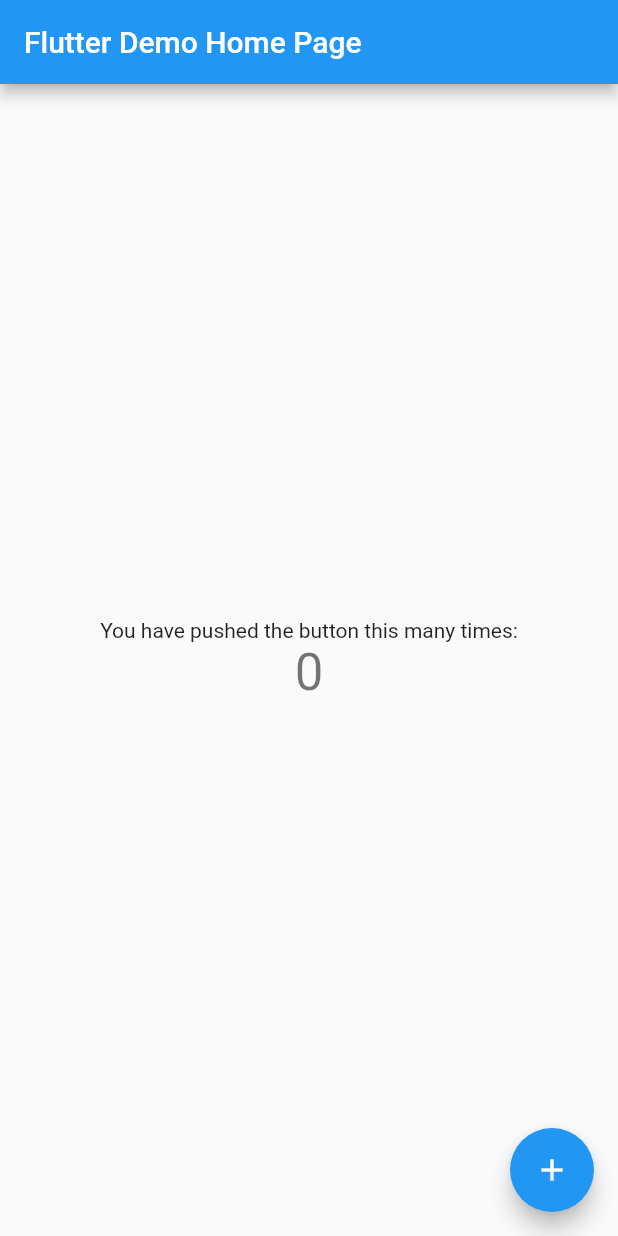
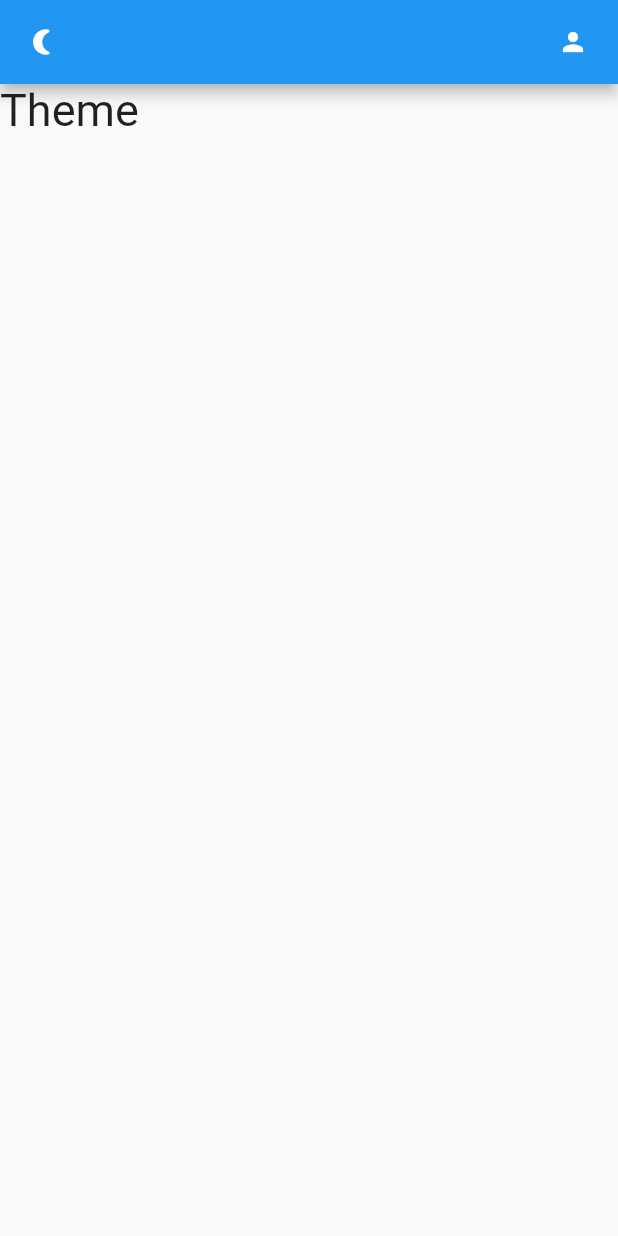
Before and after one commit to dechanelD/agenda, a Flutter app: the screen it shows after launch, on a phone screen of 412 x 824 dp. Run offline on Flutter 3.47's test engine with Material 2 defaults, Android fonts, the phone set to English and light mode, and no system bars; our stand-ins replace flutter_local_notifications, get, get_storage.

Commit message:
header, dark and light theme

```diff
--- a/lib/main.dart
+++ b/lib/main.dart
@@ -1,6 +1,13 @@
+import 'package:agenda/services/theme_service.dart';
+import 'package:agenda/ui/home_page.dart';
+import 'package:agenda/ui/theme.dart';
 import 'package:flutter/material.dart';
+import 'package:get/get_navigation/src/root/get_material_app.dart';
+import 'package:get_storage/get_storage.dart';
 
-void main() {
+Future<void> main() async {
+  WidgetsFlutterBinding.ensureInitialized();
+  await GetStorage.init();
   runApp(const MyApp());
 }
 
@@ -10,106 +17,13 @@ class MyApp extends StatelessWidget {
   // This widget is the root of your application.
   @override
   Widget build(BuildContext context) {
-    return MaterialApp(
+    return GetMaterialApp(
+      debugShowCheckedModeBanner: false,
       title: 'Flutter Demo',
-      theme: ThemeData(
-        // This is the theme of your application.
-        //
-        // Try running your application with "flutter run". You'll see the
-        // application has a blue toolbar. Then, without quitting the app, try
-        // changing the primarySwatch below to Colors.green and then invoke
-        // "hot reload" (press "r" in the console where you ran "flutter run",
-        // or simply save your changes to "hot reload" in a Flutter IDE).
-        // Notice that the counter didn't reset back to zero; the application
-        // is not restarted.
-        primarySwatch: Colors.blue,
-      ),
-      home: const MyHomePage(title: 'Flutter Demo Home Page'),
+      theme: Themes.light,
+      darkTheme: Themes.dark,
+      themeMode: ThemeService().theme,
+      home: HomePage(),
     );
   }
 }
-
-class MyHomePage extends StatefulWidget {
-  const MyHomePage({Key? key, required this.title}) : super(key: key);
-
-  // This widget is the home page of your application. It is stateful, meaning
-  // that it has a State object (defined below) that contains fields that affect
-  // how it looks.
-
-  // This class is the configuration for the state. It holds the values (in this
-  // case the title) provided by the parent (in this case the App widget) and
-  // used by the build method of the State. Fields in a Widget subclass are
-  // always marked "final".
-
-  final String title;
-
-  @override
-  State<MyHomePage> createState() => _MyHomePageState();
-}
-
-class _MyHomePageState extends State<MyHomePage> {
-  int _counter = 0;
-
-  void _incrementCounter() {
-    setState(() {
-      // This call to setState tells the Flutter framework that something has
-      // changed in this State, which causes it to rerun the build method below
-      // so that the display can reflect the updated values. If we changed
-      // _counter without calling setState(), then the build method would not be
-      // called again, and so nothing would appear to happen.
-      _counter++;
-    });
-  }
-
-  @override
-  Widget build(BuildContext context) {
-    // This method is rerun every time setState is called, for instance as done
-    // by the _incrementCounter method above.
-    //
-    // The Flutter framework has been optimized to make rerunning build methods
-    // fast, so that you can just rebuild anything that needs updating rather
-    // than having to individually change instances of widgets.
-    return Scaffold(
-      appBar: AppBar(
-        // Here we take the value from the MyHomePage object that was created by
-        // the App.build method, and use it to set our appbar title.
-        title: Text(widget.title),
-      ),
-      body: Center(
-        // Center is a layout widget. It takes a single child and positions it
-        // in the middle of the parent.
-        child: Column(
-          // Column is also a layout widget. It takes a list of children and
-          // arranges them vertically. By default, it sizes itself to fit its
-          // children horizontally, and tries to be as tall as its parent.
-          //
-          // Invoke "debug painting" (press "p" in the console, choose the
-          // "Toggle Debug Paint" action from the Flutter Inspector in Android
-          // Studio, or the "Toggle Debug Paint" command in Visual Studio Code)
-          // to see the wireframe for each widget.
-          //
-          // Column has various properties to control how it sizes itself and
-          // how it positions its children. Here we use mainAxisAlignment to
-          // center the children vertically; the main axis here is the vertical
-          // axis because Columns are vertical (the cross axis would be
-          // horizontal).
-          mainAxisAlignment: MainAxisAlignment.center,
-          children: <Widget>[
-            const Text(
-              'You have pushed the button this many times:',
-            ),
-            Text(
-              '$_counter',
-              style: Theme.of(context).textTheme.headline4,
-            ),
-          ],
-        ),
-      ),
-      floatingActionButton: FloatingActionButton(
-        onPressed: _incrementCounter,
-        tooltip: 'Increment',
-        child: const Icon(Icons.add),
-      ), // This trailing comma makes auto-formatting nicer for build methods.
-    );
-  }
-}
--- /dev/null
+++ b/lib/services/theme_service.dart
@@ -0,0 +1,19 @@
+import 'package:flutter/material.dart';
+import 'package:get_storage/get_storage.dart';
+import 'package:get/get.dart';
+
+class ThemeService{
+  final _box = GetStorage();
+  final _key = 'isDarkMode';
+  _saveThemeToBox(bool isDarkMode)=>_box.write(_key, isDarkMode);
+
+  //??s'il y'a une valeur, retourne cette valeur...
+  bool _loadThemeFromBox()=>_box.read(_key)??false;
+
+  ThemeMode get theme=> _loadThemeFromBox()?ThemeMode.dark:ThemeMode.light;
+
+  void switchTheme(){
+    Get.changeThemeMode(_loadThemeFromBox()?ThemeMode.light:ThemeMode.dark);
+    _saveThemeToBox(!_loadThemeFromBox());
+  }
+}
--- /dev/null
+++ b/lib/ui/home_page.dart
@@ -0,0 +1,66 @@
+import 'package:agenda/services/theme_service.dart';
+import 'package:flutter/cupertino.dart';
+import 'package:flutter/material.dart';
+import 'package:get/get.dart';
+import 'package:get/get_core/src/get_main.dart';
+
+import '../services/notification_service.dart';
+
+class HomePage extends StatefulWidget {
+  const HomePage({Key? key}) : super(key: key);
+
+  @override
+  State<HomePage> createState() => _HomePageState();
+}
+
+class _HomePageState extends State<HomePage> {
+  var notifyHelper;
+
+  @override
+  void initState() {
+    // TODO: implement initState
+    super.initState();
+    notifyHelper = NotifyHelper();
+    notifyHelper.initialiseNotification;
+    notifyHelper.requestIOSPermission();
+  }
+
+  @override
+  Widget build(BuildContext context) {
+    return Scaffold(
+      appBar: _appBar(),
+      body: Column(
+        children: [
+          Text("Theme",
+          style: TextStyle(
+            fontSize: 30
+          ),
+          )
+        ],
+      ),
+    );
+  }
+
+  _appBar(){
+    return  AppBar(
+      leading: GestureDetector(
+        onTap: (){
+          ThemeService().switchTheme();
+          notifyHelper.displayNotification(
+            title:"Notification theme changed",
+            body: Get.isDarkMode?"Mode sombre activé":"Mode clair activé",
+          );
+        },
+        child: Icon(Icons.nightlight_round,
+        size: 20,
+        ),
+      ),
+      actions: [
+         Icon(Icons.person,
+          size: 20,
+        ),
+        SizedBox(width:20),
+      ],
+    );
+  }
+}
--- /dev/null
+++ b/lib/ui/theme.dart
@@ -0,0 +1,22 @@
+import 'package:flutter/material.dart';
+
+class Themes{
+
+  static const Color bluishClr = Color(0xff4e5ae8);
+  static const Color yellowClr = Color(0xffffb746);
+  static const Color pinkClr = Color(0xffff4667);
+  static const Color white = Colors.white;
+  static const primaryClr = bluishClr;
+  static const darkGreyClr = Color(0xff121212);
+  Color darkHeaderClr = Color(0x424242);
+
+ static final light =  ThemeData(
+  primaryColor: primaryClr,
+  brightness: Brightness.light
+      );
+
+ static final dark =  ThemeData(
+     primaryColor: darkGreyClr,
+     brightness: Brightness.dark
+      );
+}
--- a/pubspec.yaml
+++ b/pubspec.yaml
@@ -34,6 +34,11 @@ dependencies:
   # The following adds the Cupertino Icons font to your application.
   # Use with the CupertinoIcons class for iOS style icons.
   cupertino_icons: ^1.0.2
+  #sauvegarder les infos dans le phone
+  get_storage:
+  get:
+  flutter_local_notifications:
+  flutter_native_timezone:
 
 dev_dependencies:
   flutter_test:
```
Also changed, not shown: lib/services/notification_service.dart (added, +106 -0 lines), pubspec.lock, 2 other files.
